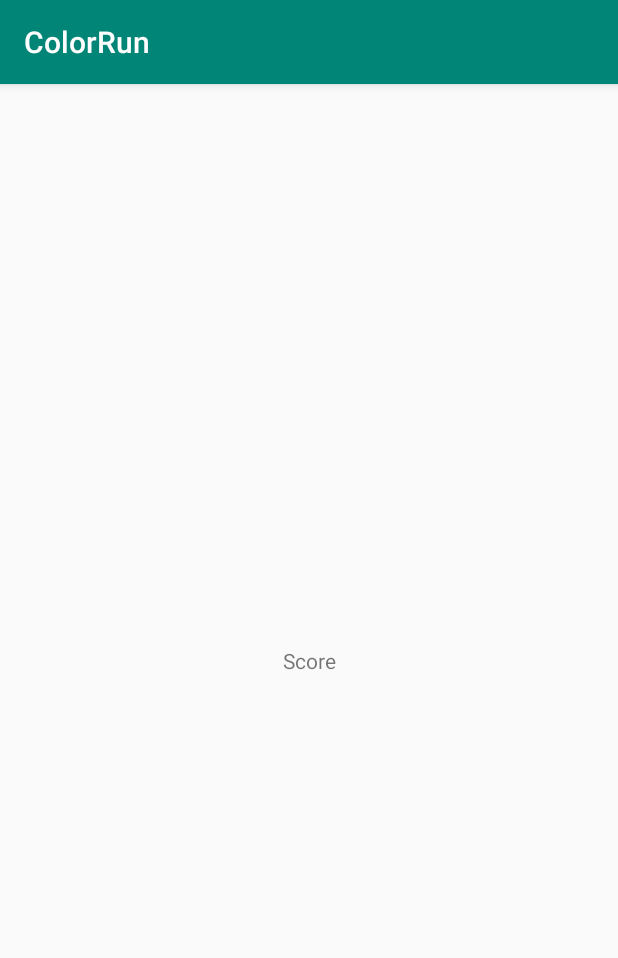
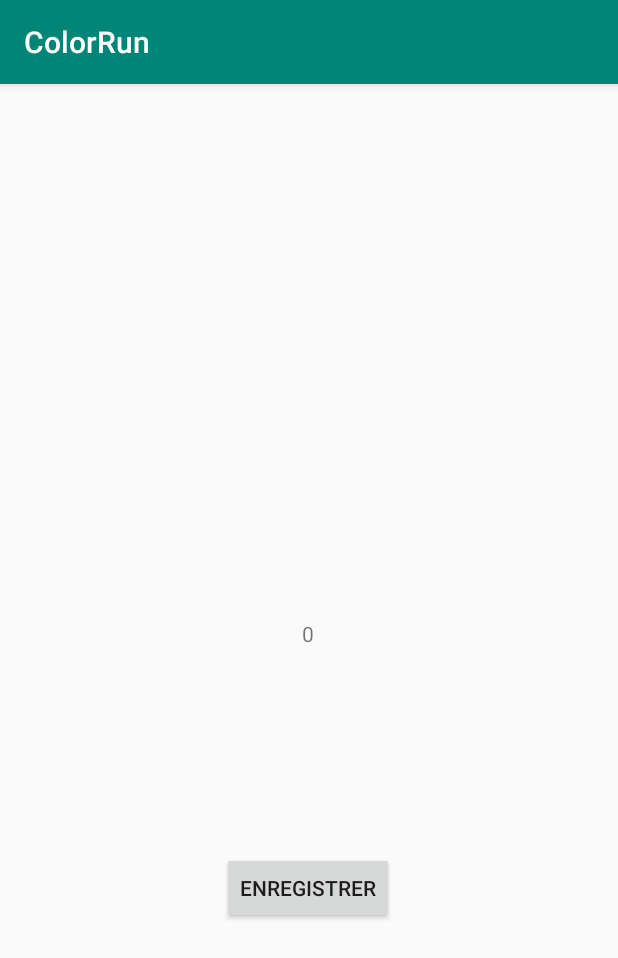
Before and after one commit to RomainLagrange/ColorRun, an Android app: the Main4Activity screen opened directly, with no data from a screen before it, on a phone screen of 412 x 824 dp. Shown: the top 958 px of the screen. Run offline under Robolectric (Android 15) with nearby library versions, the phone set to English and light mode, and no system bars; network calls fail.

Commit message:
jeu qui marche pause

```diff
--- a/app/src/main/java/com/example/colorrun/Joueur.java
+++ b/app/src/main/java/com/example/colorrun/Joueur.java
@@ -1,6 +1,8 @@
 package com.example.colorrun;
 
-public class Joueur {
+import java.io.Serializable;
+
+public class Joueur implements Serializable {
     private String name;
     private int score;
 
--- a/app/src/main/java/com/example/colorrun/Main2Activity.java
+++ b/app/src/main/java/com/example/colorrun/Main2Activity.java
@@ -16,9 +16,8 @@ public class Main2Activity extends AppCompatActivity {
 
     public void goActivity3(View view) {
         Intent intent = new Intent(this, Main3Activity.class);
+        intent.putExtra("name",getIntent().getStringExtra("name"));
         startActivity(intent);
-
-
     }
 
     public void goActivity5(View view) {
--- a/app/src/main/java/com/example/colorrun/Main3Activity.java
+++ b/app/src/main/java/com/example/colorrun/Main3Activity.java
@@ -34,6 +34,8 @@ public class Main3Activity extends AppCompatActivity {
             timerTextView.setText(count + " s");
             if (count==0){
                 Intent intent=new Intent(Main3Activity.this, Main4Activity.class);
+                intent.putExtra("score", score);
+                intent.putExtra("name",getIntent().getStringExtra("name"));
                 startActivity(intent);
             }
             timerHandler.postDelayed(this, 1000);
--- a/app/src/main/java/com/example/colorrun/Main4Activity.java
+++ b/app/src/main/java/com/example/colorrun/Main4Activity.java
@@ -2,13 +2,77 @@ package com.example.colorrun;
 
 import androidx.appcompat.app.AppCompatActivity;
 
+import android.content.Context;
 import android.os.Bundle;
+import android.view.View;
+import android.widget.TextView;
+
+import java.io.FileInputStream;
+import java.io.FileOutputStream;
+import java.io.IOException;
+import java.io.ObjectInputStream;
+import java.io.ObjectOutputStream;
+import java.util.ArrayList;
 
 public class Main4Activity extends AppCompatActivity {
+
+    int score;
+    String name;
+    ArrayList<Joueur> playerList = new ArrayList<>();
 
     @Override
     protected void onCreate(Bundle savedInstanceState) {
         super.onCreate(savedInstanceState);
         setContentView(R.layout.activity_main4);
+        score = getIntent().getIntExtra("score",0);
+        name = getIntent().getStringExtra("name");
+        TextView scoreView = findViewById(R.id.textScore);
+        scoreView.setText(String.valueOf(score));
+        TextView nameView = findViewById(R.id.textName);
+        nameView.setText(name);
     }
+
+
+    public void savePlayer(Joueur player) throws Exception {
+        FileOutputStream fos = getApplicationContext().openFileOutput("dataPlayer", Context.MODE_PRIVATE);
+        ObjectOutputStream os = new ObjectOutputStream(fos);
+        loadPlayer();
+        playerList.add(player);
+        os.writeObject(playerList);
+        os.close();
+        fos.close();
+    }
+
+    public void loadPlayer() throws Exception  {
+
+        try
+        {
+            FileInputStream fis = new FileInputStream("dataPlayer");
+            ObjectInputStream ois = new ObjectInputStream(fis);
+
+            playerList = (ArrayList) ois.readObject();
+
+            ois.close();
+            fis.close();
+        }
+        catch (IOException ioe)
+        {
+            ioe.printStackTrace();
+            return;
+        }
+        catch (ClassNotFoundException c)
+        {
+            System.out.println("Class not found");
+            c.printStackTrace();
+            return;
+        }
+    }
+
+
+    public void saveClick(View view) throws Exception {
+        Joueur player = new Joueur(name,score);
+        savePlayer(player);
+    }
+
+
 }
--- a/app/src/main/res/layout/activity_main.xml
+++ b/app/src/main/res/layout/activity_main.xml
@@ -30,7 +30,7 @@
         android:background="#00FFFFFF"
         android:backgroundTint="#00FFFFFF"
         android:scaleType="centerInside"
-        app:layout_constraintBottom_toTopOf="@+id/editView2"
+        app:layout_constraintBottom_toTopOf="@+id/nameEdit"
         app:layout_constraintEnd_toEndOf="parent"
         app:layout_constraintHorizontal_bias="0.495"
         app:layout_constraintStart_toStartOf="parent"
@@ -38,7 +38,7 @@
         app:srcCompat="@drawable/logo" />
 
     <EditText
-        android:id="@+id/editView2"
+        android:id="@+id/nameEdit"
         android:layout_width="177dp"
         android:layout_height="60dp"
         android:singleLine="true"
--- a/app/src/main/res/layout/activity_main4.xml
+++ b/app/src/main/res/layout/activity_main4.xml
@@ -7,12 +7,35 @@
     tools:context=".Main4Activity">
 
     <TextView
-        android:id="@+id/textView"
+        android:id="@+id/textScore"
         android:layout_width="wrap_content"
         android:layout_height="wrap_content"
+        android:layout_marginBottom="136dp"
         android:text="Score"
-        app:layout_constraintBottom_toBottomOf="parent"
+        app:layout_constraintBottom_toTopOf="@+id/saveButton"
+        app:layout_constraintEnd_toEndOf="parent"
+        app:layout_constraintHorizontal_bias="0.498"
+        app:layout_constraintStart_toStartOf="parent" />
+
+    <TextView
+        android:id="@+id/textName"
+        android:layout_width="wrap_content"
+        android:layout_height="wrap_content"
+        android:text="TextView"
+        app:layout_constraintBottom_toTopOf="@+id/textScore"
         app:layout_constraintEnd_toEndOf="parent"
         app:layout_constraintStart_toStartOf="parent"
         app:layout_constraintTop_toTopOf="parent" />
+
+    <Button
+        android:id="@+id/saveButton"
+        android:layout_width="wrap_content"
+        android:layout_height="wrap_content"
+        android:layout_marginBottom="208dp"
+        android:onClick="saveClick"
+        android:text="Enregistrer"
+        app:layout_constraintBottom_toBottomOf="parent"
+        app:layout_constraintEnd_toEndOf="parent"
+        app:layout_constraintHorizontal_bias="0.498"
+        app:layout_constraintStart_toStartOf="parent" />
 </androidx.constraintlayout.widget.ConstraintLayout>
```
Also changed, not shown: app/src/main/java/com/example/colorrun/Main5Activity.java (+21 -4 lines), app/src/main/java/com/example/colorrun/MainActivity.java (+6 -2 lines).
